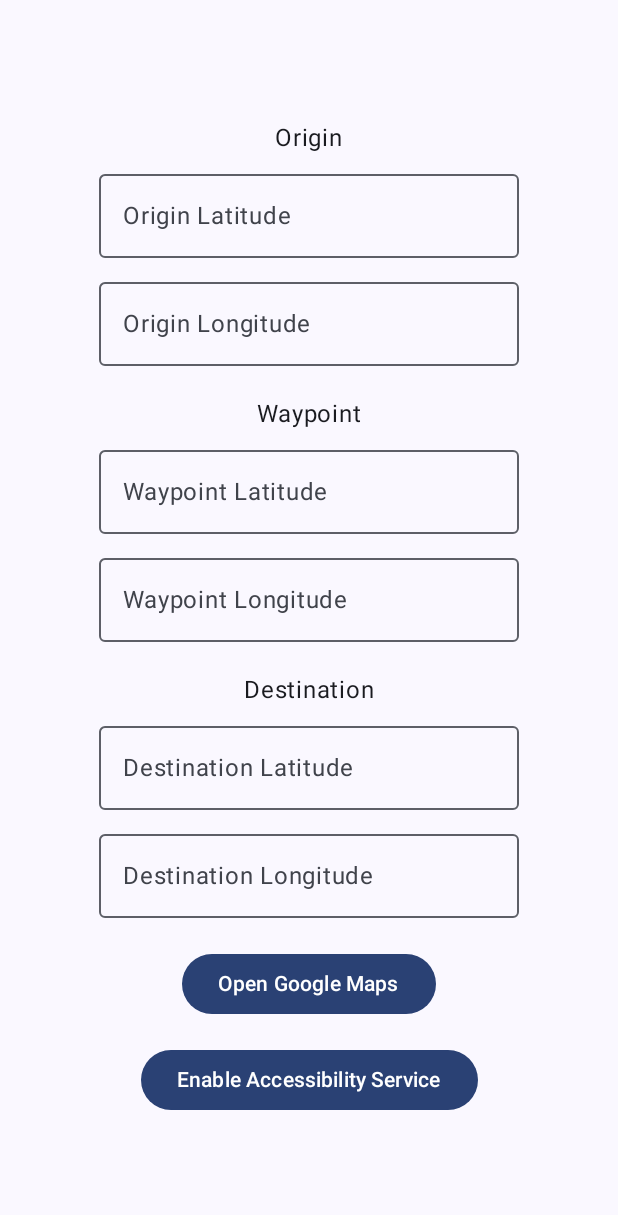
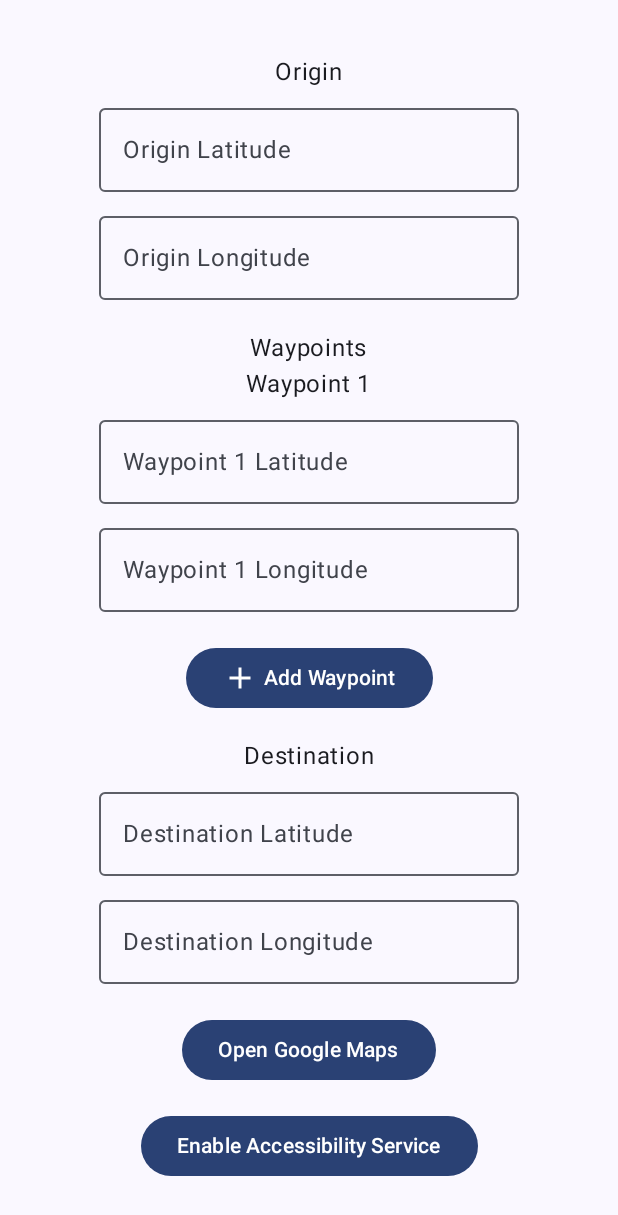
Before and after one commit to guilhermepaiva/POCMaps, an Android app built with Jetpack Compose: the screen it shows after launch (MainActivity), after a tap on "Open Google Maps", on a phone screen of 412 x 824 dp. Shown: the top 1215 px of the screen. Run offline under Robolectric (Android 15) with nearby library versions, the phone set to English and light mode, and no system bars; 1 other tap on this screen came first.

Commit message:
Adds dynamic waypoints

```diff
--- a/app/src/main/java/com/guilhermepaiva/pocmaps/MainActivity.kt
+++ b/app/src/main/java/com/guilhermepaiva/pocmaps/MainActivity.kt
@@ -19,6 +19,12 @@ import androidx.compose.foundation.layout.Column
 import androidx.compose.foundation.layout.Spacer
 import androidx.compose.foundation.layout.height
 import androidx.compose.foundation.layout.padding
+import androidx.compose.foundation.layout.width
+import androidx.compose.foundation.rememberScrollState
+import androidx.compose.foundation.verticalScroll
+import androidx.compose.material.icons.Icons
+import androidx.compose.material.icons.filled.Add
+import androidx.compose.material3.Icon
 import androidx.compose.material3.OutlinedTextField
 import androidx.compose.runtime.getValue
 import androidx.compose.runtime.mutableStateOf
@@ -49,15 +55,19 @@ class MainActivity : ComponentActivity() {
 
                             var originLat by remember { mutableStateOf("") }
                             var originLng by remember { mutableStateOf("") }
-                            var waypointLat by remember { mutableStateOf("") }
-                            var waypointLng by remember { mutableStateOf("") }
                             var destinationLat by remember { mutableStateOf("") }
                             var destinationLng by remember { mutableStateOf("") }
+
+                            var waypoints by remember { mutableStateOf(listOf<Pair<String, String>>()) }
+
+                            val scrollState = rememberScrollState()
 
                             Column(
                                 verticalArrangement = Arrangement.Center,
                                 horizontalAlignment = Alignment.CenterHorizontally,
-                                modifier = Modifier.padding(16.dp)
+                                modifier = Modifier
+                                    .padding(16.dp)
+                                    .verticalScroll(scrollState)
                             ) {
                                 LocationInput(
                                     title = "Origin",
@@ -67,13 +77,34 @@ class MainActivity : ComponentActivity() {
                                     onLongitudeChange = { originLng = it }
                                 )
 
-                                LocationInput(
-                                    title = "Waypoint",
-                                    latitude = waypointLat,
-                                    onLatitudeChange = { waypointLat = it },
-                                    longitude = waypointLng,
-                                    onLongitudeChange = { waypointLng = it }
-                                )
+                                Text(text = "Waypoints")
+                                waypoints.forEachIndexed { index, waypoint ->
+                                    LocationInput(
+                                        title = "Waypoint ${index + 1}",
+                                        latitude = waypoint.first,
+                                        onLatitudeChange = { newLat ->
+                                            waypoints = waypoints.toMutableList().apply {
+                                                this[index] = newLat to waypoints[index].second
+                                            }
+                                        },
+                                        longitude = waypoint.second,
+                                        onLongitudeChange = { newLng ->
+                                            waypoints = waypoints.toMutableList().apply {
+                                                this[index] = waypoints[index].first to newLng
+                                            }
+                                        }
+                                    )
+                                }
+
+                                Button(onClick = {
+                                    waypoints = waypoints + ("" to "")
+                                }) {
+                                    Icon(imageVector = Icons.Default.Add, contentDescription = "Add Waypoint")
+                                    Spacer(modifier = Modifier.width(4.dp))
+                                    Text(text = "Add Waypoint")
+                                }
+
+                                Spacer(modifier = Modifier.height(16.dp))
 
                                 LocationInput(
                                     title = "Destination",
@@ -87,15 +118,14 @@ class MainActivity : ComponentActivity() {
                                     openGoogleMaps(
                                         originLat.ifEmpty { "-8.05605673523189" },
                                         originLng.ifEmpty { "-34.87147976615561" },
-                                        waypointLat.ifEmpty { "-8.055744411106742" },
-                                        waypointLng.ifEmpty { "-34.87183456642819" },
+                                        waypoints.map { it.first.ifEmpty { "-8.055744411106742" } to it.second.ifEmpty { "-34.87183456642819" } },
                                         destinationLat.ifEmpty { "-8.058123948450481" },
                                         destinationLng.ifEmpty { "-34.872231533348504" }
-
                                     )
                                 }) {
                                     Text(text = "Open Google Maps")
                                 }
+
 
                                 Button(
                                     onClick = {
@@ -117,11 +147,17 @@ class MainActivity : ComponentActivity() {
         }
     }
 
-    private fun openGoogleMaps(originLat: String = "-8.05605673523189", originLng: String = "-34.87147976615561", waypointLat: String = "-8.055744411106742", waypointLng: String = "-34.87183456642819", destinationLat: String = "-8.058123948450481", destinationLng: String = "-34.872231533348504") {
+    private fun openGoogleMaps(
+        originLat: String = "-8.05605673523189",
+        originLng: String = "-34.87147976615561",
+        waypoints: List<Pair<String, String>>,
+        destinationLat: String = "-8.058123948450481",
+        destinationLng: String = "-34.872231533348504"
+    ) {
         val origin = "$originLat,$originLng"
-        val waypoint = "$waypointLat,$waypointLng"
+        val waypointStr = waypoints.joinToString("|") { "${it.first},${it.second}" }
         val destination = "$destinationLat,$destinationLng"
-        val uri = "https://www.google.com/maps/dir/?api=1&origin=$origin&destination=$destination&waypoints=$waypoint"
+        val uri = "https://www.google.com/maps/dir/?api=1&origin=$origin&destination=$destination&waypoints=$waypointStr"
 
         val intent = Intent(Intent.ACTION_VIEW, Uri.parse(uri)).apply {
             setPackage("com.google.android.apps.maps")
```
